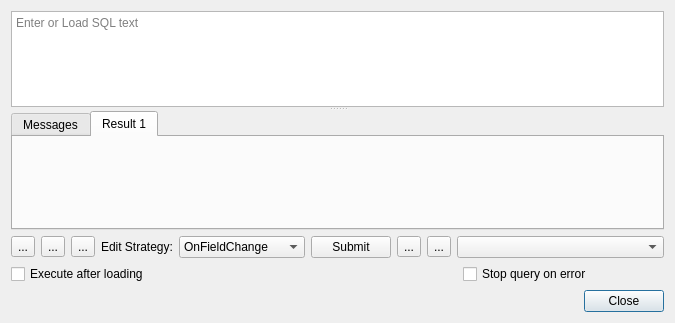
allenck/mapper, file mapper_app/ui/querydialog.ui: the form before one commit.
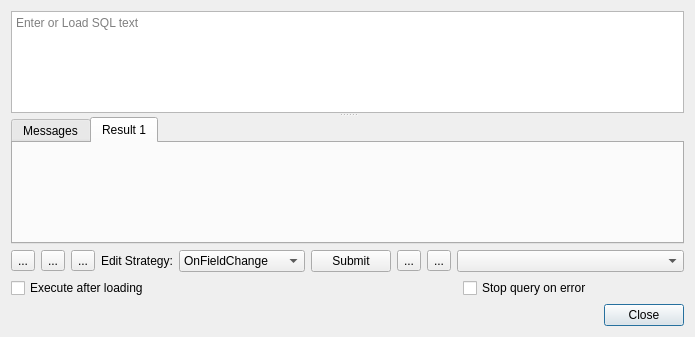
The form after the commit. The open tabs and pages were chosen to show the change. Icons and pictures are not drawn.

```diff
--- a/mapper_app/ui/querydialog.ui
+++ b/mapper_app/ui/querydialog.ui
@@ -6,8 +6,8 @@
    <rect>
     <x>0</x>
     <y>0</y>
-    <width>675</width>
-    <height>323</height>
+    <width>695</width>
+    <height>337</height>
    </rect>
   </property>
   <property name="windowTitle">
```
Left out of the diff: 2 changed lines with no effect on the pictures.
